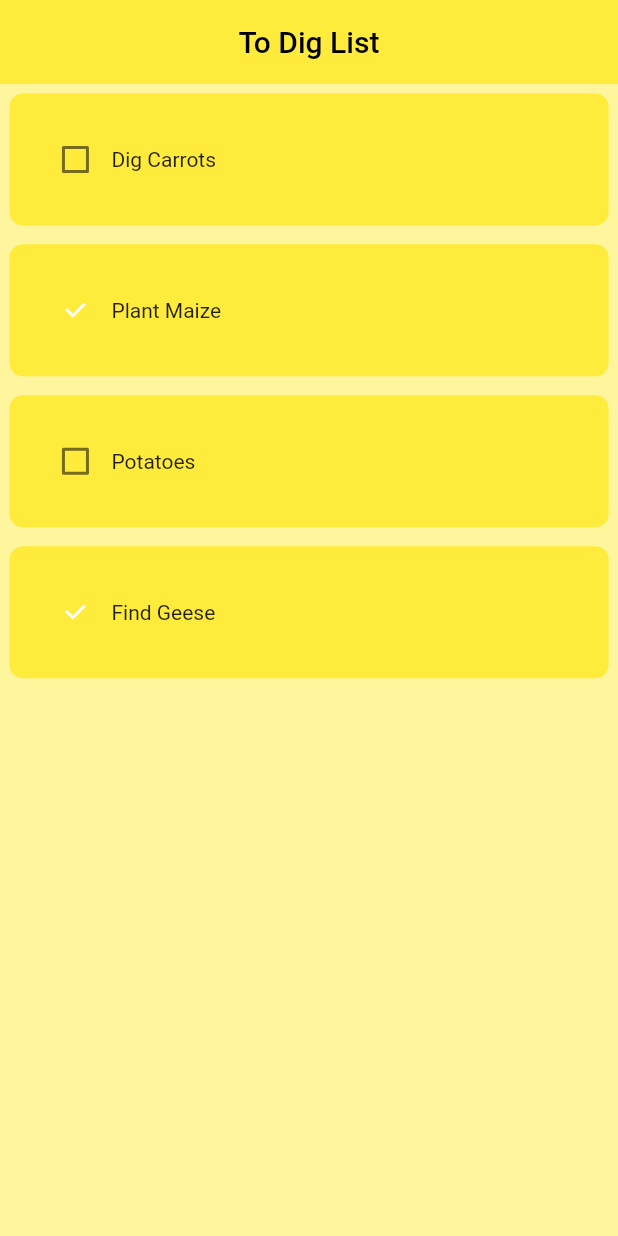
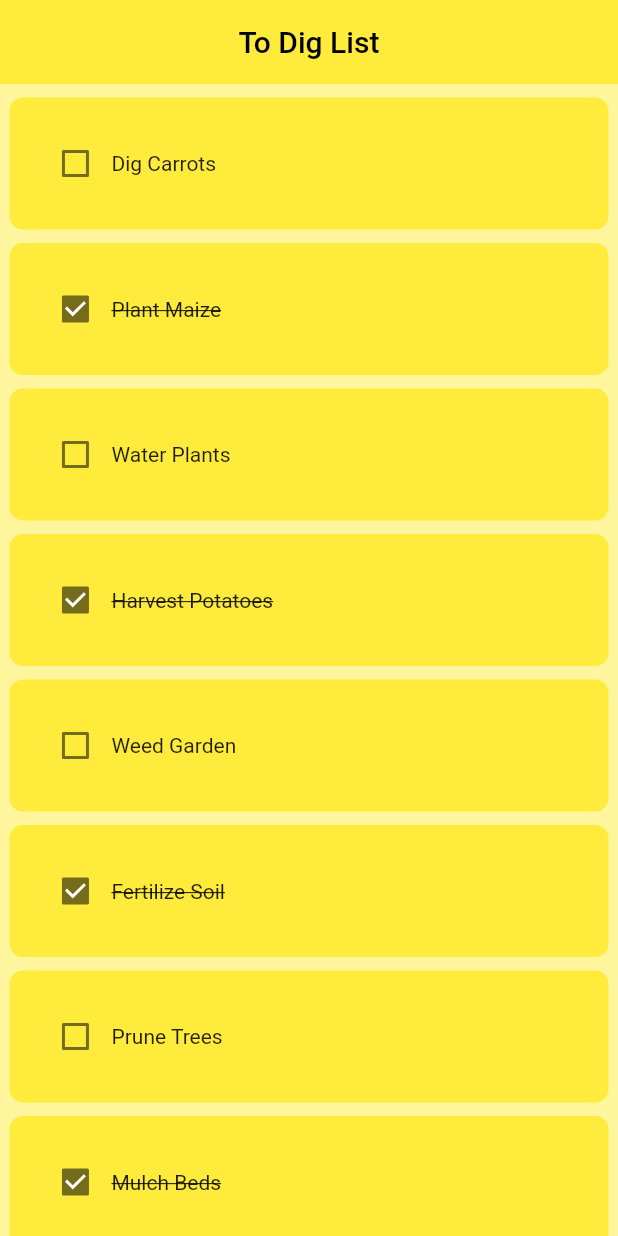
Before and after one commit to gflexx/notes_app, a Flutter app: the screen it shows after launch, on a phone screen of 412 x 824 dp. Run offline on Flutter 3.47's test engine with Material 3 defaults, Android fonts, the phone set to English and light mode, and no system bars.

Commit message:
Added Tile props and styles

```diff
--- a/lib/pages/todo_page.dart
+++ b/lib/pages/todo_page.dart
@@ -10,6 +10,25 @@ class TodoPage extends StatefulWidget {
 
 class _TodoPageState extends State<TodoPage> {
 
+  List toDig = [
+    ['Dig Carrots', false],
+    ['Plant Maize', true],
+    ['Water Plants', false],
+    ['Harvest Potatoes', true],
+    ['Weed Garden', false],
+    ['Fertilize Soil', true],
+    ['Prune Trees', false],
+    ['Mulch Beds', true],
+    ['Compost Kitchen Waste', false],
+    ['Plan Next Season', true],
+  ];
+
+  void checkBoxChanged(bool? value, int index) {
+    setState(() {
+      toDig[index][1] = value;
+    });
+  }
+
   @override
   Widget build(BuildContext context) {
     return Scaffold(
@@ -20,29 +39,15 @@ class _TodoPageState extends State<TodoPage> {
         elevation: 0,
         centerTitle: true,
       ),
-      body: ListView(
-        children: [
-          TodigTile(
-            taskCompleted: false,
-            taskName: "Dig Carrots",
-            onChanged: (p0){},
-          ),
-          TodigTile(
-            taskCompleted: true,
-            taskName: "Plant Maize",
-            onChanged: (p0){},
-          ),
-          TodigTile(
-            taskCompleted: false,
-            taskName: "Potatoes",
-            onChanged: (p0){},
-          ),
-          TodigTile(
-            taskCompleted: true,
-            taskName: "Find Geese",
-            onChanged: (p0){},
-          ),
-        ],
+      body: ListView.builder(
+        itemCount: toDig.length,
+        itemBuilder: (context, index){
+          return TodigTile(
+            taskName: toDig[index][0],
+            taskCompleted: toDig[index][1],
+            onChanged: (value) => checkBoxChanged(value, index),
+          );
+        }
       )
     );
   }
--- a/lib/utils/todig_tile.dart
+++ b/lib/utils/todig_tile.dart
@@ -11,7 +11,7 @@ class TodigTile extends StatelessWidget {
   @override
   Widget build(BuildContext context) {
     return Padding(
-      padding: const EdgeInsets.all(6.3),
+      padding: const EdgeInsets.only(left: 6.3, right: 6.3, top: 9),
       child: Container(
         padding: const EdgeInsets.all(20),
         decoration: BoxDecoration(
@@ -20,8 +20,17 @@ class TodigTile extends StatelessWidget {
         ),
         child: Row(
           children: [
-            Checkbox(value: taskCompleted, onChanged: onChanged),
-            Text(taskName!),
+            Checkbox(
+              value: taskCompleted,
+              onChanged: onChanged,
+              activeColor: Colors.black54,
+            ),
+            Text(
+              taskName!,
+              style: TextStyle(
+                decoration: taskCompleted! ? TextDecoration.lineThrough : null
+              ),
+            ),
           ],
         ),
       ),
```
